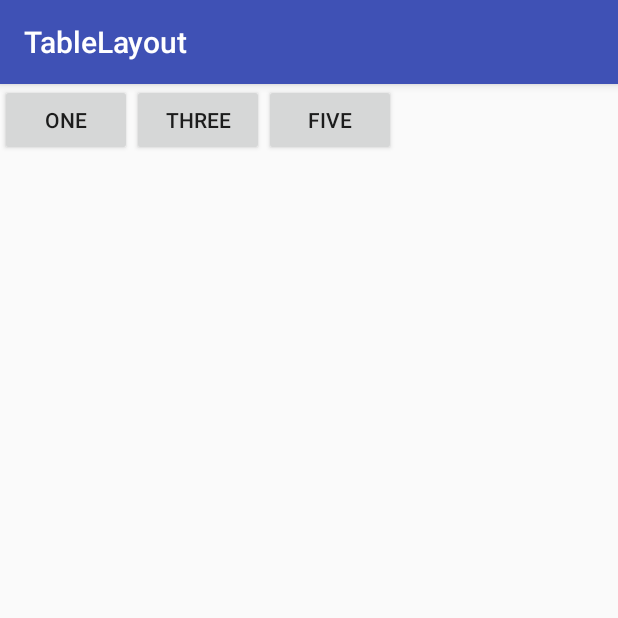
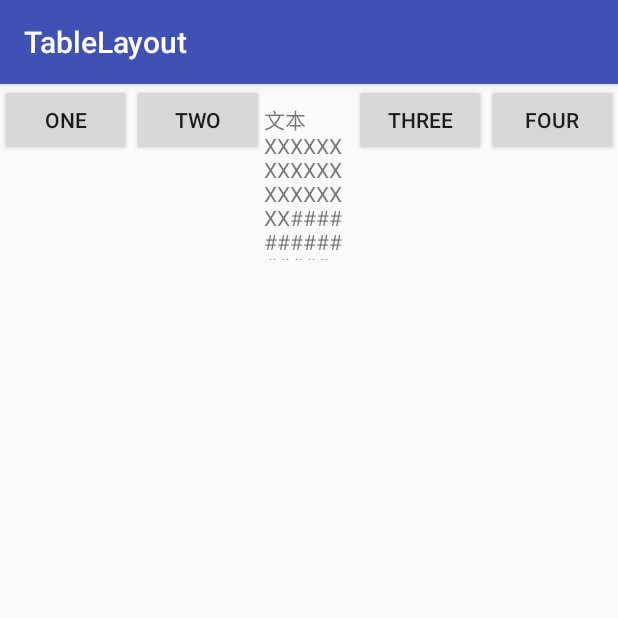
Before and after one commit to AnglusWang/RunoodComTest, an Android app: the screen it shows after launch (MainActivity), on a phone screen of 412 x 824 dp, the top half of it. Run offline under Robolectric (Android 15) with nearby library versions, the phone set to English and light mode, and no system bars.

Commit message:
strinkColumns(收缩列)    当该列不宽度小于父窗口时不进行收缩

```diff
--- a/a_05TableLayout/app/src/main/java/com/example/jeson/tablelayout/MainActivity.java
+++ b/a_05TableLayout/app/src/main/java/com/example/jeson/tablelayout/MainActivity.java
@@ -8,6 +8,6 @@ public class MainActivity extends AppCompatActivity {
     @Override
     protected void onCreate(Bundle savedInstanceState) {
         super.onCreate(savedInstanceState);
-        setContentView(R.layout.activity_main);
+        setContentView(R.layout.shrink_layout);
     }
 }
--- /dev/null
+++ b/a_05TableLayout/app/src/main/res/layout/shrink_layout.xml
@@ -0,0 +1,37 @@
+<?xml version="1.0" encoding="utf-8"?>
+<TableLayout xmlns:android="http://schemas.android.com/apk/res/android"
+    android:layout_width="match_parent"
+    android:layout_height="match_parent"
+    android:shrinkColumns="2"
+    >
+
+    <TableRow>
+
+        <Button
+            android:layout_width="wrap_content"
+            android:layout_height="wrap_content"
+            android:text="one" />
+
+        <Button
+            android:layout_width="wrap_content"
+            android:layout_height="wrap_content"
+            android:text="two" />
+
+        <TextView
+            android:layout_width="wrap_content"
+            android:layout_height="wrap_content"
+            android:text="文本XXXXXXXXXXXXXXXXXXXX###############" />
+
+        <Button
+            android:layout_width="wrap_content"
+            android:layout_height="wrap_content"
+            android:text="three"
+            android:layout_gravity="top" />
+
+        <Button
+            android:layout_width="wrap_content"
+            android:layout_height="wrap_content"
+            android:text="four" />
+
+    </TableRow>
+</TableLayout>
```
